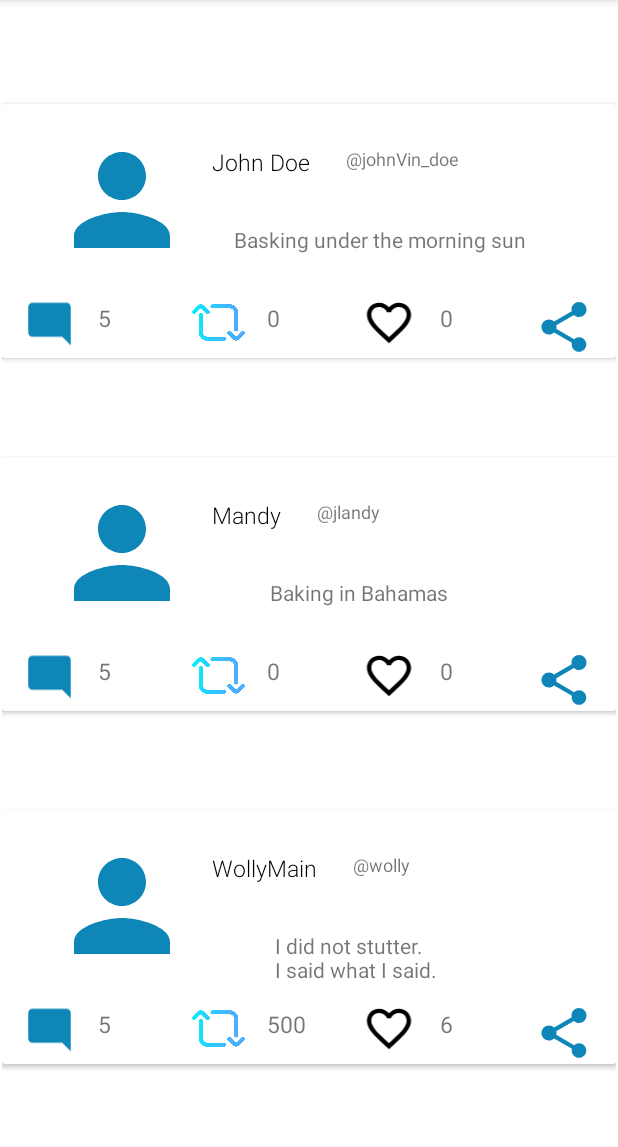
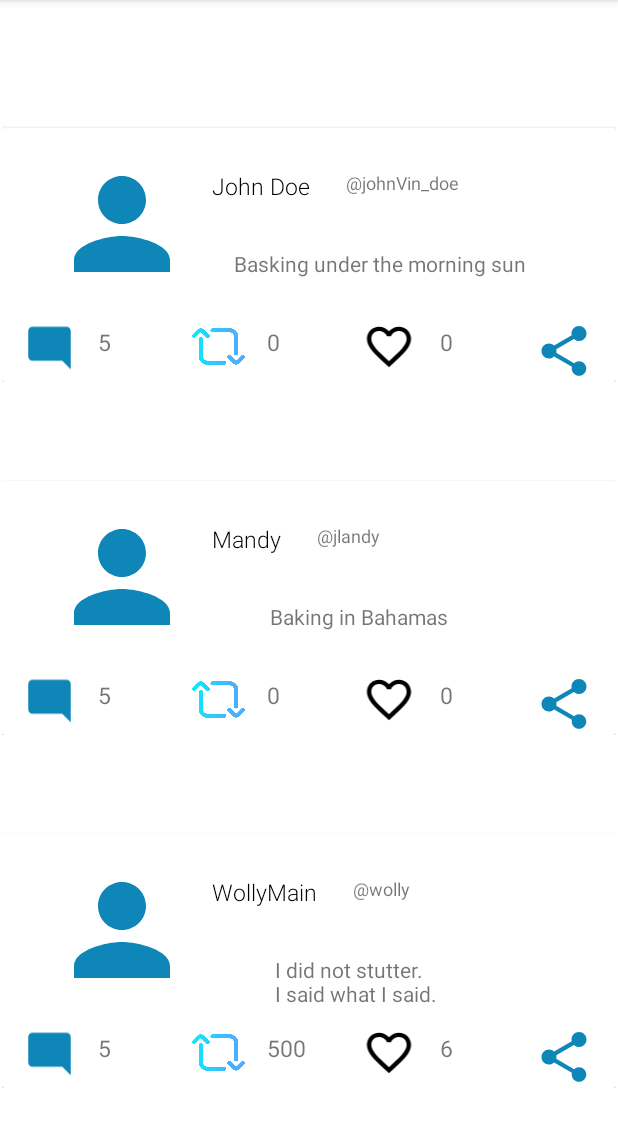
Before and after one commit to Queenzy-Ongeye/twitter-clone, an Android app: the screen it shows after launch (MainActivity), on a phone screen of 412 x 824 dp, the part 84-1231 px from its top. Run offline under Robolectric (Android 15) with nearby library versions, the phone set to English and light mode, and no system bars; our stand-ins replace CircleImageView; Roboto replaces fonts that are not available here.

Commit message:
made changes to tweet list

```diff
--- a/app/src/main/res/layout/tweet_list.xml
+++ b/app/src/main/res/layout/tweet_list.xml
@@ -8,15 +8,12 @@
     <androidx.cardview.widget.CardView
         android:layout_width="409dp"
         android:layout_height="wrap_content"
-        android:layout_marginStart="16dp"
-        android:layout_marginTop="50dp"
-        android:layout_marginEnd="16dp"
-        android:layout_marginBottom="16dp"
-        app:layout_constraintBottom_toBottomOf="parent"
+        android:layout_marginStart="32dp"
+        android:layout_marginTop="66dp"
+        android:layout_marginEnd="32dp"
         app:layout_constraintEnd_toEndOf="parent"
         app:layout_constraintStart_toStartOf="parent"
-        app:layout_constraintTop_toTopOf="parent"
-        app:layout_constraintVertical_bias="0.379">
+        app:layout_constraintTop_toTopOf="parent">
 
         <androidx.constraintlayout.widget.ConstraintLayout
             android:layout_width="409dp"
```
